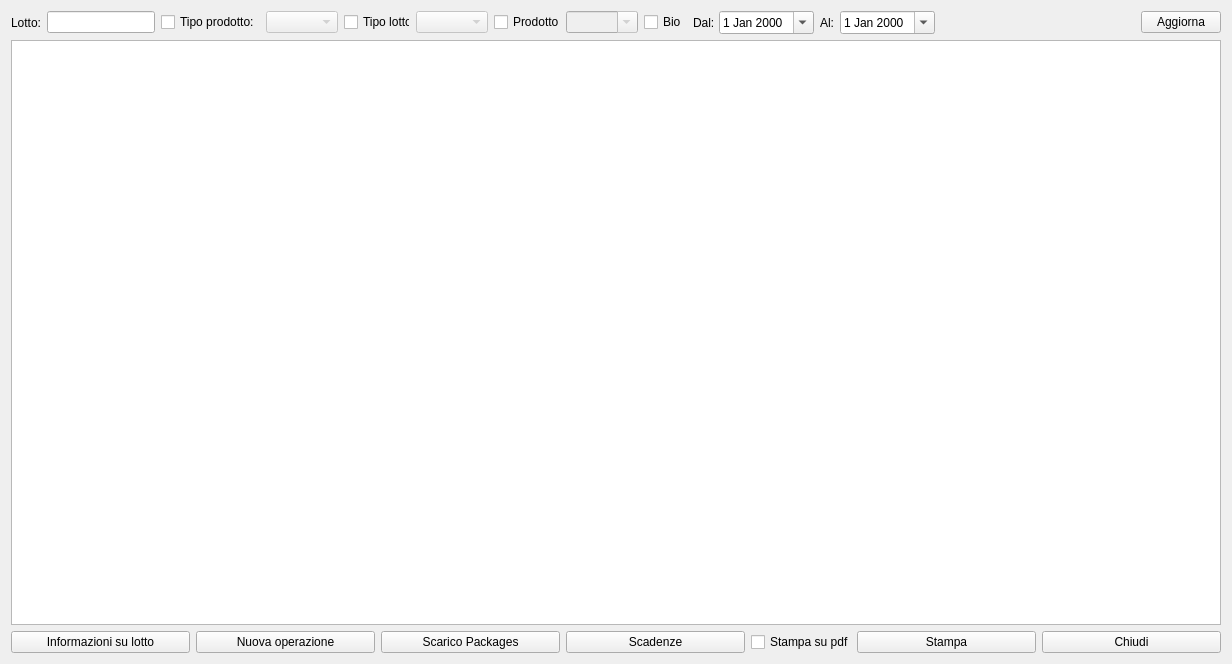
The window that hlotti.ui (fblabs/hamlet-mod-sancon) describes before a commit, drawn with Qt 5.
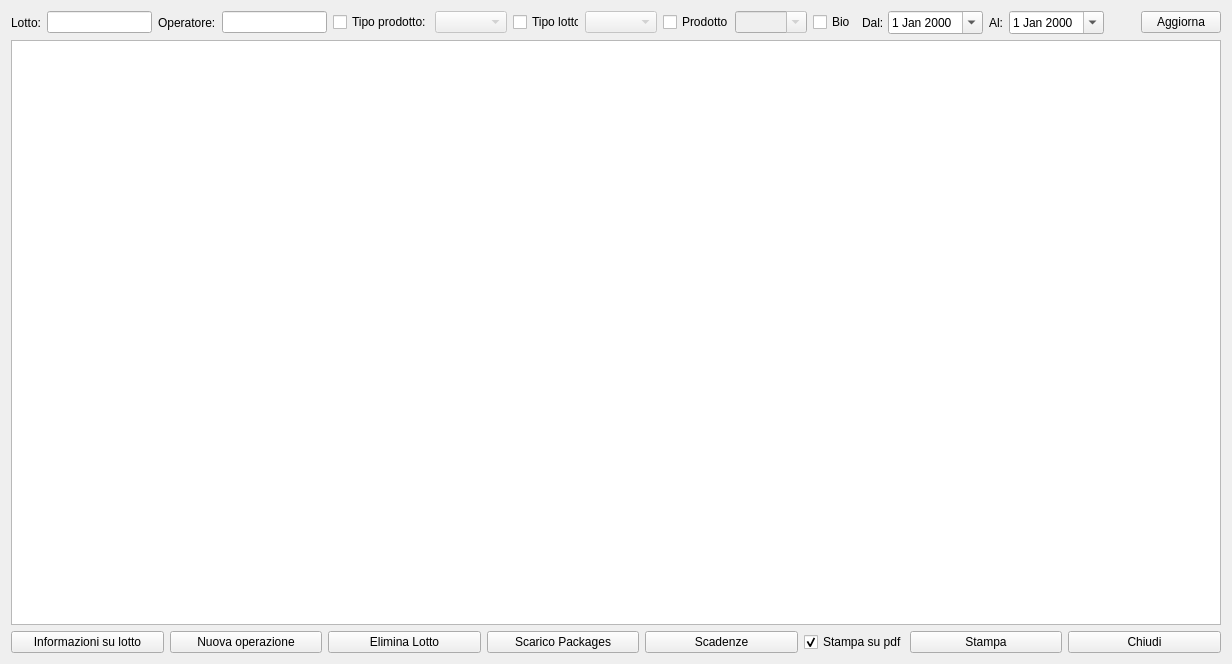
The same window after the commit. Icons and pictures are not drawn.

Commit message: 2.9.8 - modificati permessi per programmazione - Stampa lotti - aggiunto operatore come campo a sé e relativa ricerca in HLotti

```diff
--- a/hlotti.ui
+++ b/hlotti.ui
@@ -43,6 +43,20 @@
              </property>
             </widget>
            </item>
+           <item>
+            <widget class="QLabel" name="label_4">
+             <property name="text">
+              <string>Operatore:</string>
+             </property>
+            </widget>
+           </item>
+           <item>
+            <widget class="QLineEdit" name="leOperatore">
+             <property name="clearButtonEnabled">
+              <bool>true</bool>
+             </property>
+            </widget>
+           </item>
            <item>
             <widget class="QCheckBox" name="chTipoProdotti">
              <property name="minimumSize">
@@ -266,6 +280,23 @@
          </property>
         </widget>
        </item>
+       <item>
+        <widget class="QPushButton" name="pbDeleteLot">
+         <property name="text">
+          <string>Elimina Lotto</string>
+         </property>
+         <property name="icon">
+          <iconset resource="icons.qrc">
+           <normaloff>:/Resources/Banned-Sign.PNG</normaloff>:/Resources/Banned-Sign.PNG</iconset>
+         </property>
+         <property name="iconSize">
+          <size>
+           <width>32</width>
+           <height>32</height>
+          </size>
+         </property>
+        </widget>
+       </item>
        <item>
         <widget class="QPushButton" name="pushButton">
          <property name="text">
@@ -311,6 +342,9 @@
          <property name="text">
           <string>Stampa su pdf</string>
          </property>
+         <property name="checked">
+          <bool>true</bool>
+         </property>
         </widget>
        </item>
        <item>
```
Left out of the diff: 6 changed lines with no effect on the pictures. The commit also changes 51 other files.
